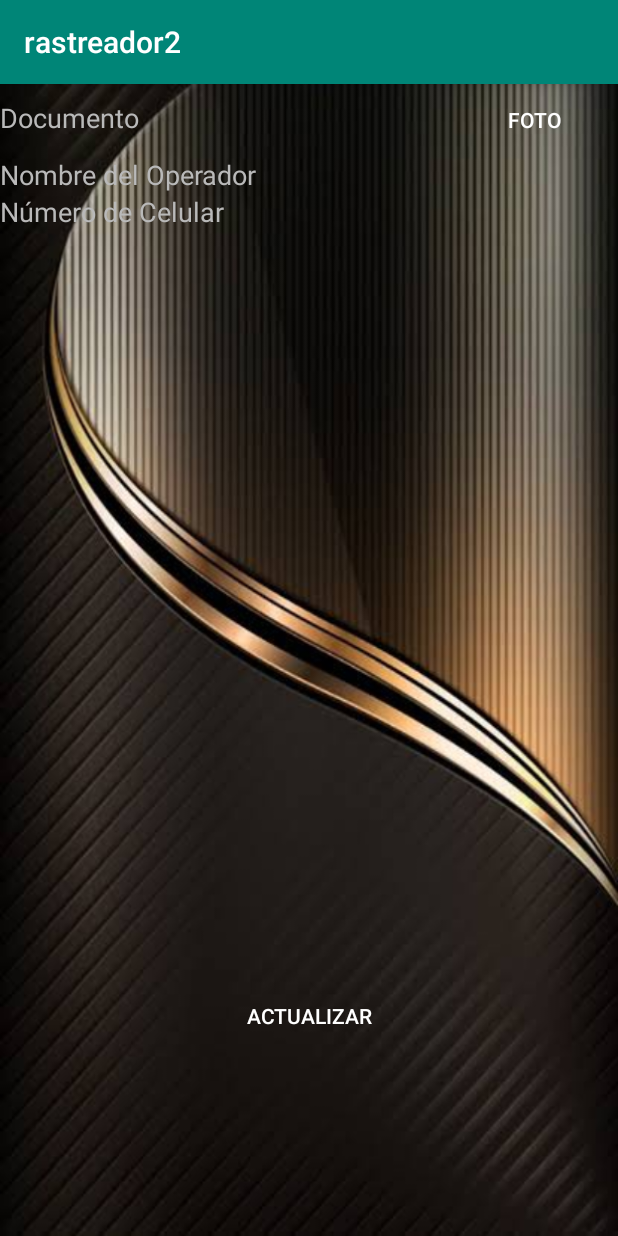
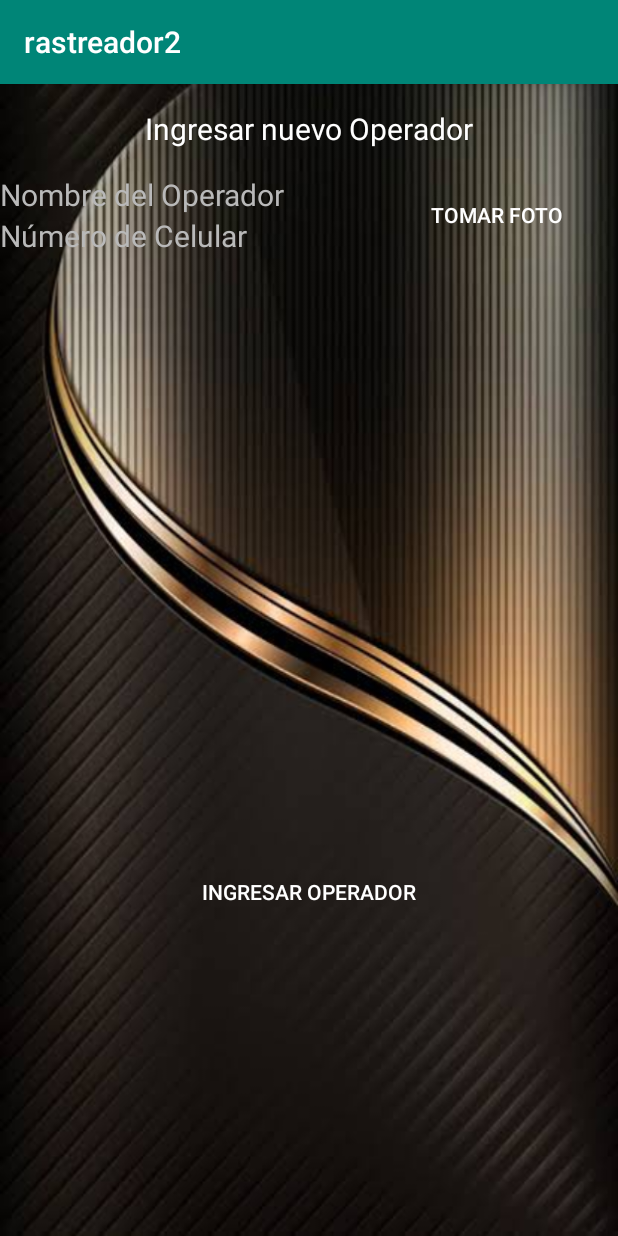
Before and after one commit to Alexischachiro/rastreador2, an Android app: the IngresarUsuario screen opened directly, with no data from a screen before it, on a phone screen of 412 x 824 dp. Run offline under Robolectric (Android 15) with nearby library versions, the phone set to English and light mode, and no system bars.

Commit message:
está listo el activity para ingresar los valos del operador

```diff
--- a/app/src/main/res/layout/activity_ingresar_usuario.xml
+++ b/app/src/main/res/layout/activity_ingresar_usuario.xml
@@ -8,62 +8,67 @@
     android:background="@drawable/images"
     tools:context=".IngresarUsuario">
 
+
+    <TextView
+        android:id="@+id/textView"
+        android:layout_width="411dp"
+        android:layout_height="60dp"
+        android:gravity="center"
+        android:text="Ingresar nuevo Operador"
+        android:textColor="@android:color/background_light"
+        android:textSize="20dp" />
+
     <LinearLayout
         android:layout_width="match_parent"
         android:layout_height="wrap_content"
         android:orientation="horizontal">
 
-        <EditText
-            android:id="@+id/campodocumento"
-            android:layout_width="300dp"
+        <LinearLayout
+            android:layout_width="250dp"
             android:layout_height="wrap_content"
-            android:background="@color/transp"
-            android:hint="Documento"
-            android:textColorHint="#B9B9B9"
-            android:textColor="#FFFFFF"
-            android:textSize="18sp"></EditText>
+            android:orientation="vertical">
+
+            <EditText
+                android:id="@+id/campooperador"
+                android:layout_width="250dp"
+                android:layout_height="wrap_content"
+                android:background="@color/transp"
+                android:hint="Nombre del Operador"
+                android:textColor="#FFFFFF"
+                android:textColorHint="#B9B9B9"
+                android:textSize="20dp"></EditText>
+
+            <EditText
+                android:id="@+id/campocelular"
+                android:layout_width="250dp"
+                android:layout_height="wrap_content"
+                android:background="@color/transp"
+                android:hint="Número de Celular"
+                android:textColor="#FFFFFF"
+                android:textColorHint="#B9B9B9"
+                android:textSize="20dp"></EditText>
+        </LinearLayout>
 
         <Button
             android:id="@+id/btnfoto"
             android:layout_width="match_parent"
-            android:layout_height="wrap_content"
+            android:layout_height="match_parent"
             android:background="@color/transp"
             android:gravity="center"
-            android:text="Foto"
-            android:textColor="#FFFFFF"
-            android:onClick="onClick">
+            android:onClick="onClick"
+            android:text="Tomar Foto"
+            android:textColor="#FFFFFF">
 
         </Button>
-
     </LinearLayout>
     <LinearLayout
         android:layout_width="match_parent"
         android:layout_height="wrap_content"
         android:orientation="vertical">
 
-        <EditText
-            android:id="@+id/campooperador"
-            android:layout_width="match_parent"
-            android:layout_height="wrap_content"
-            android:background="@color/transp"
-            android:hint="Nombre del Operador"
-            android:textColorHint="#B9B9B9"
-            android:textColor="#FFFFFF"
-            android:textSize="18sp"></EditText>
-
-        <EditText
-            android:id="@+id/campocelular"
-            android:layout_width="match_parent"
-            android:layout_height="wrap_content"
-            android:background="@color/transp"
-            android:hint="Número de Celular"
-            android:textColorHint="#B9B9B9"
-            android:textColor="#FFFFFF"
-            android:textSize="18sp"></EditText>
-
         <TextView
             android:layout_width="match_parent"
-            android:layout_height="100dp"></TextView>
+            android:layout_height="50dp"></TextView>
 
 
         <ImageView
@@ -71,9 +76,10 @@
             android:layout_height="300dp"
             android:layout_gravity="center"
             ></ImageView>
+
         <TextView
             android:layout_width="match_parent"
-            android:layout_height="100dp"></TextView>
+            android:layout_height="50dp"></TextView>
 
 
     </LinearLayout>
@@ -85,7 +91,7 @@
         android:background="@color/transp"
         android:gravity="center"
         android:onClick="onClick"
-        android:text="Actualizar"
+        android:text="Ingresar Operador"
         android:textColor="#FFFFFF">
 
     </Button>
```
